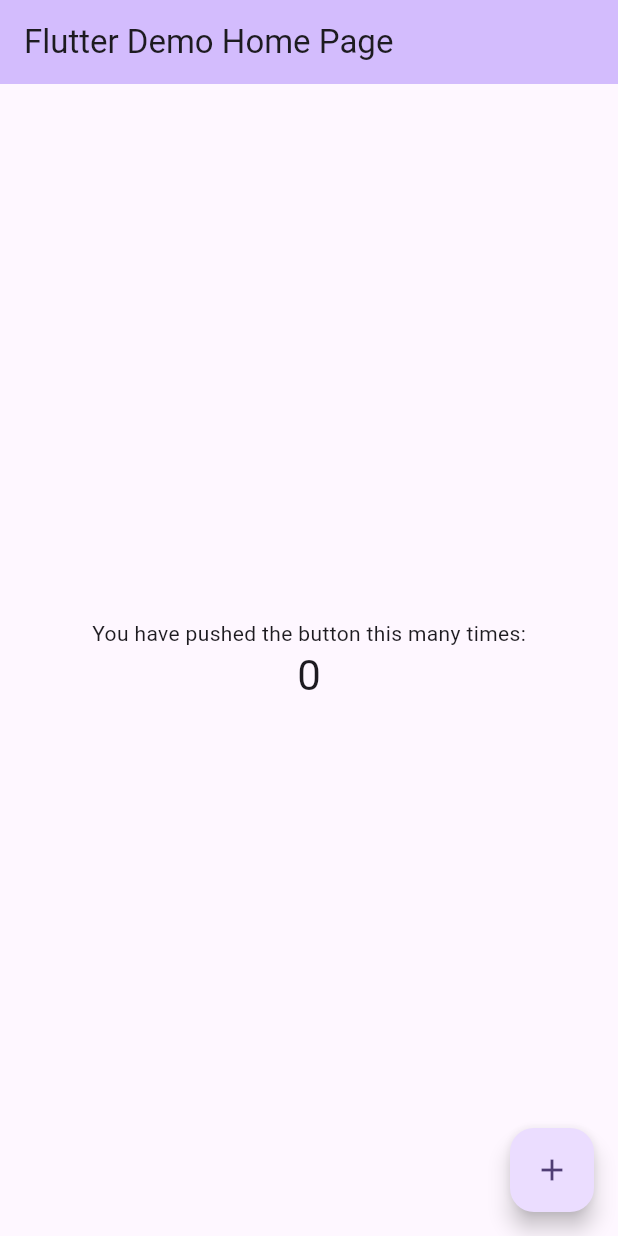
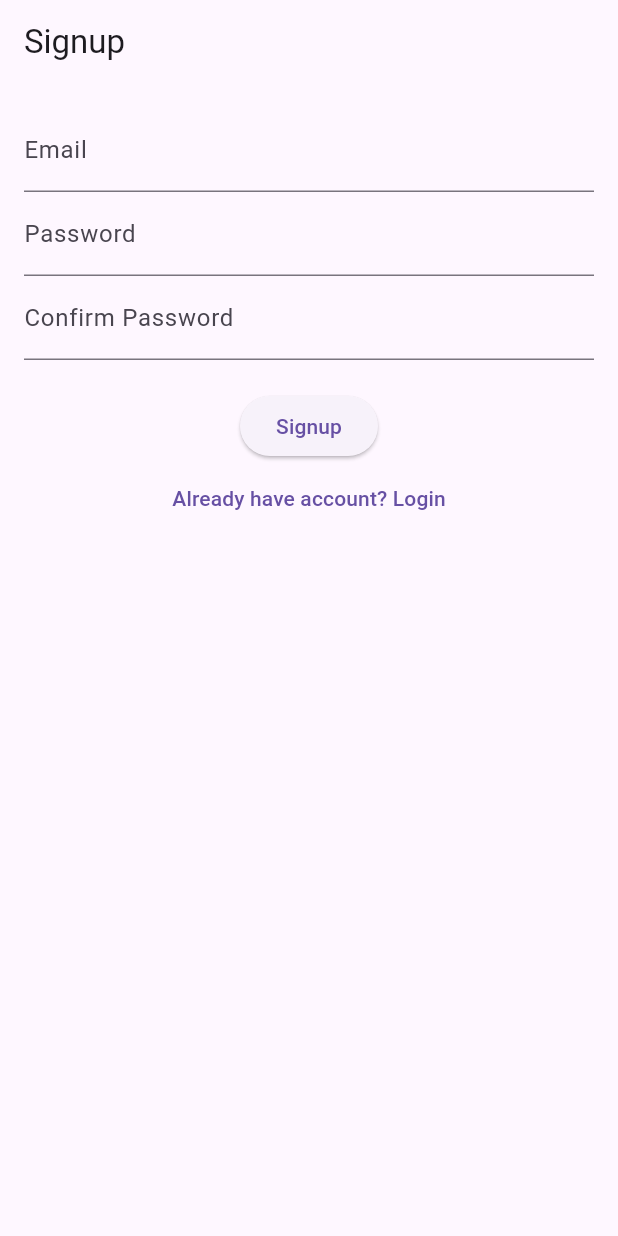
Before and after one commit to omsatyaprakashsatpathy-prog/employee_management_system, a Flutter app: the screen it shows after launch, on a phone screen of 412 x 824 dp. Run offline on Flutter 3.47's test engine with Material 3 defaults, Android fonts, the phone set to English and light mode, and no system bars.

Commit message:
Add initial signup and login UI pages

```diff
--- a/lib/main.dart
+++ b/lib/main.dart
@@ -1,122 +1,6 @@
+import 'src/app.dart';
 import 'package:flutter/material.dart';
 
 void main() {
   runApp(const MyApp());
 }
-
-class MyApp extends StatelessWidget {
-  const MyApp({super.key});
-
-  // This widget is the root of your application.
-  @override
-  Widget build(BuildContext context) {
-    return MaterialApp(
-      title: 'Flutter Demo',
-      theme: ThemeData(
-        // This is the theme of your application.
-        //
-        // TRY THIS: Try running your application with "flutter run". You'll see
-        // the application has a purple toolbar. Then, without quitting the app,
-        // try changing the seedColor in the colorScheme below to Colors.green
-        // and then invoke "hot reload" (save your changes or press the "hot
-        // reload" button in a Flutter-supported IDE, or press "r" if you used
-        // the command line to start the app).
-        //
-        // Notice that the counter didn't reset back to zero; the application
-        // state is not lost during the reload. To reset the state, use hot
-        // restart instead.
-        //
-        // This works for code too, not just values: Most code changes can be
-        // tested with just a hot reload.
-        colorScheme: ColorScheme.fromSeed(seedColor: Colors.deepPurple),
-      ),
-      home: const MyHomePage(title: 'Flutter Demo Home Page'),
-    );
-  }
-}
-
-class MyHomePage extends StatefulWidget {
-  const MyHomePage({super.key, required this.title});
-
-  // This widget is the home page of your application. It is stateful, meaning
-  // that it has a State object (defined below) that contains fields that affect
-  // how it looks.
-
-  // This class is the configuration for the state. It holds the values (in this
-  // case the title) provided by the parent (in this case the App widget) and
-  // used by the build method of the State. Fields in a Widget subclass are
-  // always marked "final".
-
-  final String title;
-
-  @override
-  State<MyHomePage> createState() => _MyHomePageState();
-}
-
-class _MyHomePageState extends State<MyHomePage> {
-  int _counter = 0;
-
-  void _incrementCounter() {
-    setState(() {
-      // This call to setState tells the Flutter framework that something has
-      // changed in this State, which causes it to rerun the build method below
-      // so that the display can reflect the updated values. If we changed
-      // _counter without calling setState(), then the build method would not be
-      // called again, and so nothing would appear to happen.
-      _counter++;
-    });
-  }
-
-  @override
-  Widget build(BuildContext context) {
-    // This method is rerun every time setState is called, for instance as done
-    // by the _incrementCounter method above.
-    //
-    // The Flutter framework has been optimized to make rerunning build methods
-    // fast, so that you can just rebuild anything that needs updating rather
-    // than having to individually change instances of widgets.
-    return Scaffold(
-      appBar: AppBar(
-        // TRY THIS: Try changing the color here to a specific color (to
-        // Colors.amber, perhaps?) and trigger a hot reload to see the AppBar
-        // change color while the other colors stay the same.
-        backgroundColor: Theme.of(context).colorScheme.inversePrimary,
-        // Here we take the value from the MyHomePage object that was created by
-        // the App.build method, and use it to set our appbar title.
-        title: Text(widget.title),
-      ),
-      body: Center(
-        // Center is a layout widget. It takes a single child and positions it
-        // in the middle of the parent.
-        child: Column(
-          // Column is also a layout widget. It takes a list of children and
-          // arranges them vertically. By default, it sizes itself to fit its
-          // children horizontally, and tries to be as tall as its parent.
-          //
-          // Column has various properties to control how it sizes itself and
-          // how it positions its children. Here we use mainAxisAlignment to
-          // center the children vertically; the main axis here is the vertical
-          // axis because Columns are vertical (the cross axis would be
-          // horizontal).
-          //
-          // TRY THIS: Invoke "debug painting" (choose the "Toggle Debug Paint"
-          // action in the IDE, or press "p" in the console), to see the
-          // wireframe for each widget.
-          mainAxisAlignment: MainAxisAlignment.center,
-          children: <Widget>[
-            const Text('You have pushed the button this many times:'),
-            Text(
-              '$_counter',
-              style: Theme.of(context).textTheme.headlineMedium,
-            ),
-          ],
-        ),
-      ),
-      floatingActionButton: FloatingActionButton(
-        onPressed: _incrementCounter,
-        tooltip: 'Increment',
-        child: const Icon(Icons.add),
-      ), // This trailing comma makes auto-formatting nicer for build methods.
-    );
-  }
-}
--- /dev/null
+++ b/lib/src/app.dart
@@ -0,0 +1,20 @@
+import 'package:flutter/material.dart';
+import 'features/Auth/presentation/screens/login_page.dart';
+import 'features/Auth/presentation/screens/sign_up_page.dart';
+
+class MyApp extends StatelessWidget {
+  const MyApp({super.key});
+
+  @override
+  Widget build(BuildContext context) {
+    return MaterialApp(
+      debugShowCheckedModeBanner: false,
+      title: 'Employee Management',
+      initialRoute: '/signup',
+      routes: {
+        '/signup': (context) => const SignupPage(),
+        '/login': (context) => const LoginPage(),
+      },
+    );
+  }
+}
--- /dev/null
+++ b/lib/src/features/Auth/presentation/screens/sign_up_page.dart
@@ -0,0 +1,41 @@
+import 'package:flutter/material.dart';
+
+class SignupPage extends StatelessWidget {
+  const SignupPage({super.key});
+
+  @override
+  Widget build(BuildContext context) {
+    return Scaffold(
+      appBar: AppBar(title: const Text("Signup")),
+      body: Padding(
+        padding: const EdgeInsets.all(16.0),
+        child: Column(
+          children: [
+            TextField(
+              decoration: const InputDecoration(labelText: "Email"),
+            ),
+            TextField(
+              decoration: const InputDecoration(labelText: "Password"),
+              obscureText: true,
+            ),
+            TextField(
+              decoration: const InputDecoration(labelText: "Confirm Password"),
+              obscureText: true,
+            ),
+            const SizedBox(height: 20),
+            ElevatedButton(
+              onPressed: () {},
+              child: const Text("Signup"),
+            ),
+            TextButton(
+              onPressed: () {
+                Navigator.pushNamed(context, '/login');
+              },
+              child: const Text("Already have account? Login"),
+            )
+          ],
+        ),
+      ),
+    );
+  }
+}
```
Also changed, not shown: lib/src/features/Auth/presentation/screens/login_page.dart (added, +65 -0 lines), 1 other file.
